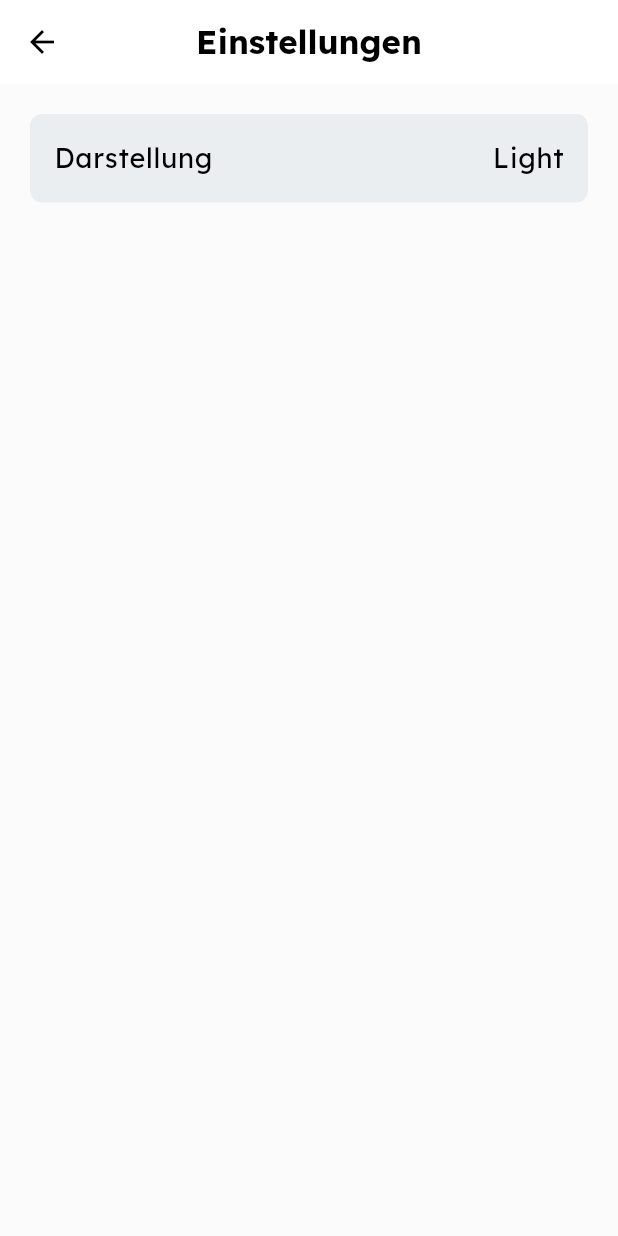
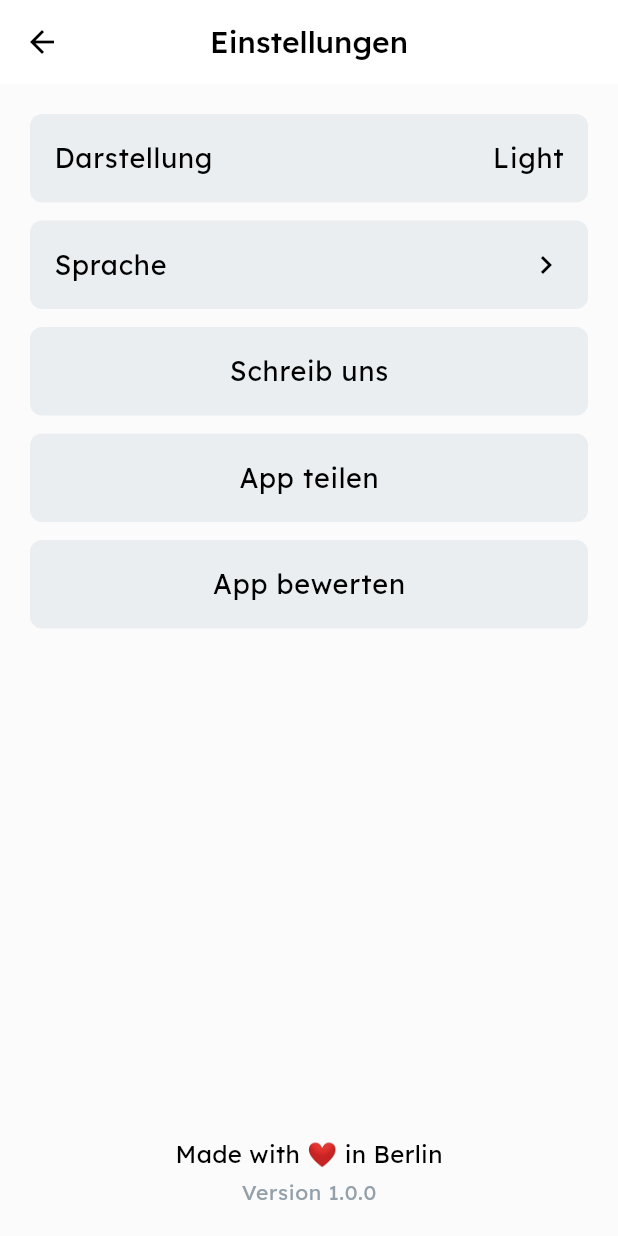
Before and after one commit to seanjanke/allergies-app, a Flutter app: the SettingsScreen screen opened by its route, on a phone screen of 412 x 824 dp. Run offline on Flutter 3.47's test engine with Material 3 defaults, Android fonts, the phone set to English and light mode, and no system bars; our stand-ins replace audioplayers, beamer, cloud_firestore, firebase_core, flutter_localization, flutter_slidable and 7 more; missing offline and left inert: haptic_feedback, multi_split_view, qr_code_scanner, sticky_grouped_list; accounts and stored records are empty; statements that could not run were skipped.

Commit message:
internationalization added

```diff
--- a/lib/app.dart
+++ b/lib/app.dart
@@ -1,18 +1,42 @@
 import 'package:allergies/core/about.dart';
+import 'package:allergies/core/locales.dart';
 import 'package:allergies/core/routing.dart';
 import 'package:allergies/core/theme/theme.dart';
 import 'package:allergies/data/controller/theme_controller.dart';
 import 'package:beamer/beamer.dart';
 import 'package:flutter/material.dart';
 import 'package:get/get.dart';
+import 'package:flutter_localization/flutter_localization.dart';
 
-class AllergiesApp extends StatelessWidget {
+class AllergiesApp extends StatefulWidget {
   const AllergiesApp({super.key});
 
   @override
+  State<AllergiesApp> createState() => _AllergiesAppState();
+}
+
+class _AllergiesAppState extends State<AllergiesApp> {
+  ThemeController controller = Get.put(ThemeController());
+
+  final FlutterLocalization localization = FlutterLocalization.instance;
+
+  void configureLocalization() {
+    localization.init(mapLocales: LOCALES, initLanguageCode: "en");
+    localization.onTranslatedLanguage = onTranslatedLanguage;
+  }
+
+  void onTranslatedLanguage(Locale? locale) {
+    setState(() {});
+  }
+
+  @override
+  void initState() {
+    configureLocalization();
+    super.initState();
+  }
+
+  @override
   Widget build(BuildContext context) {
-    ThemeController controller = Get.put(ThemeController());
-
     return Obx(
       () => GetMaterialApp.router(
         title: appName,
@@ -22,6 +46,8 @@ class AllergiesApp extends StatelessWidget {
         debugShowCheckedModeBanner: false,
         routeInformationParser: BeamerParser(),
         routerDelegate: routerDelegate,
+        supportedLocales: localization.supportedLocales,
+        localizationsDelegates: localization.localizationsDelegates,
       ),
     );
   }
--- a/lib/core/about.dart
+++ b/lib/core/about.dart
@@ -1 +1,2 @@
 const appName = "AllergienApp";
+const version = "1.0.0";
--- a/lib/core/routing.dart
+++ b/lib/core/routing.dart
@@ -2,6 +2,7 @@ import 'package:allergies/presentation/views/allergies/allergies_screen.dart';
 import 'package:allergies/presentation/views/history/history_screen.dart';
 import 'package:allergies/presentation/main_screen.dart';
 import 'package:allergies/presentation/views/scanner/scanner_screen.dart';
+import 'package:allergies/presentation/views/settings/pages/settings_language_screen.dart';
 import 'package:allergies/presentation/views/settings/settings_screen.dart';
 import 'package:beamer/beamer.dart';
 import 'package:flutter/material.dart';
@@ -34,6 +35,12 @@ final routerDelegate = BeamerDelegate(
             title: 'Einstellungen',
             child: SettingsScreen(),
           ),
+      SettingsLanguageScreen.routeName: (context, state, data) =>
+          const BeamPage(
+            key: ValueKey('settingsLanguage'),
+            title: 'Sprache',
+            child: SettingsLanguageScreen(),
+          ),
     },
   ).call,
 );
--- a/lib/core/theme/appbar_theme.dart
+++ b/lib/core/theme/appbar_theme.dart
@@ -7,7 +7,7 @@ var lightAppbarTheme = AppBarTheme(
   centerTitle: true,
   scrolledUnderElevation: 0,
   iconTheme: const IconThemeData(color: black),
-  titleTextStyle: lightTextTheme.headlineSmall,
+  titleTextStyle: lightTextTheme.labelLarge,
 );
 
 var darkAppbarTheme = AppBarTheme(
@@ -15,5 +15,5 @@ var darkAppbarTheme = AppBarTheme(
   centerTitle: true,
   scrolledUnderElevation: 0,
   iconTheme: const IconThemeData(color: neutral100),
-  titleTextStyle: darkTextTheme.headlineSmall,
+  titleTextStyle: darkTextTheme.labelLarge,
 );
--- a/lib/presentation/views/history/history_screen.dart
+++ b/lib/presentation/views/history/history_screen.dart
@@ -54,6 +54,7 @@ class _HistoryScreenState extends State<HistoryScreen> {
                       ),
                       stickyHeaderBackgroundColor:
                           Theme.of(context).scaffoldBackgroundColor,
+                      padding: EdgeInsets.zero,
                       groupSeparatorBuilder: (Food food) => Padding(
                         padding: smallPadding,
                         child: Text(
@@ -76,7 +77,7 @@ class _HistoryScreenState extends State<HistoryScreen> {
                                   .format(food.uploadTime!);
                             }
                           })(),
-                          style: Theme.of(context).textTheme.labelLarge,
+                          style: Theme.of(context).textTheme.labelMedium,
                         ),
                       ),
                       itemBuilder: (context, Food food) {
--- /dev/null
+++ b/lib/presentation/views/settings/components/settings_list_tile.dart
@@ -0,0 +1,78 @@
+import 'package:flutter/material.dart';
+
+import '../../../../core/theme/theme.dart';
+
+class SettingsListTile extends StatefulWidget {
+  final String title;
+  final VoidCallback onTap;
+  final Widget? trailing;
+
+  const SettingsListTile({
+    super.key,
+    required this.title,
+    required this.onTap,
+    this.trailing,
+  });
+
+  @override
+  State<SettingsListTile> createState() => _SettingsListTileState();
+}
+
+class _SettingsListTileState extends State<SettingsListTile> {
+  bool isTapped = false;
+  @override
+  Widget build(BuildContext context) {
+    return GestureDetector(
+      onTap: widget.onTap,
+      onTapDown: (details) {
+        setState(() {
+          isTapped = true;
+        });
+      },
+      onTapUp: (details) {
+        setState(() {
+          isTapped = false;
+        });
+      },
+      onTapCancel: () {
+        setState(() {
+          isTapped = false;
+        });
+      },
+      child: AnimatedContainer(
+        duration: const Duration(milliseconds: 100),
+        padding: isTapped ? const EdgeInsets.all(1) : EdgeInsets.zero,
+        child: AnimatedContainer(
+          duration: const Duration(milliseconds: 100),
+          width: isTapped ? double.infinity - 2 : double.infinity,
+          padding: isTapped
+              ? mediumPadding - const EdgeInsets.symmetric(vertical: 1)
+              : mediumPadding,
+          margin: const EdgeInsets.only(bottom: 12),
+          decoration: BoxDecoration(
+            color: Theme.of(context).colorScheme.surface,
+            borderRadius: smallCirular,
+          ),
+          child: widget.trailing != null
+              ? Row(
+                  mainAxisAlignment: MainAxisAlignment.spaceBetween,
+                  crossAxisAlignment: CrossAxisAlignment.center,
+                  children: [
+                    Text(
+                      widget.title,
+                      style: Theme.of(context).textTheme.bodyLarge,
+                    ),
+                    widget.trailing!
+                  ],
+                )
+              : Center(
+                  child: Text(
+                    widget.title,
+                    style: Theme.of(context).textTheme.bodyLarge,
+                  ),
+                ),
+        ),
+      ),
+    );
+  }
+}
--- a/lib/presentation/views/settings/settings_screen.dart
+++ b/lib/presentation/views/settings/settings_screen.dart
@@ -1,5 +1,8 @@
-import 'package:allergies/core/theme/theme.dart';
+import 'package:allergies/core/about.dart';
+import 'package:allergies/core/theme/scaling_system.dart';
 import 'package:allergies/data/controller/theme_controller.dart';
+import 'package:allergies/presentation/views/settings/components/settings_list_tile.dart';
+import 'package:allergies/presentation/views/settings/pages/settings_language_screen.dart';
 import 'package:beamer/beamer.dart';
 import 'package:flutter/material.dart';
 import 'package:get/get.dart';
@@ -11,7 +14,6 @@ class SettingsScreen extends StatelessWidget {
   @override
   Widget build(BuildContext context) {
     ThemeController themeController = Get.find();
-
     return Scaffold(
       appBar: AppBar(
         leading: IconButton(
@@ -26,36 +28,48 @@ class SettingsScreen extends StatelessWidget {
         minimum: const EdgeInsets.all(20),
         child: Column(
           mainAxisAlignment: MainAxisAlignment.start,
-          crossAxisAlignment: CrossAxisAlignment.start,
+          crossAxisAlignment: CrossAxisAlignment.center,
           children: [
-            GestureDetector(
+            SettingsListTile(
+              title: "Darstellung",
               onTap: () {
                 themeController.switchThroughThemes();
               },
-              child: Container(
-                width: double.infinity,
-                padding: mediumPadding,
-                decoration: BoxDecoration(
-                  color: Theme.of(context).colorScheme.surface,
-                  borderRadius: smallCirular,
-                ),
-                child: Row(
-                  mainAxisAlignment: MainAxisAlignment.spaceBetween,
-                  crossAxisAlignment: CrossAxisAlignment.center,
-                  children: [
-                    Text(
-                      "Darstellung",
-                      style: Theme.of(context).textTheme.bodyLarge,
-                    ),
-                    Obx(
-                      () => Text(
-                        themeController.themeMode.value.name.tr.capitalize!,
-                        style: Theme.of(context).textTheme.bodyLarge,
-                      ),
-                    ),
-                  ],
+              trailing: Obx(
+                () => Text(
+                  themeController.themeMode.value.name.tr.capitalize!,
+                  style: Theme.of(context).textTheme.bodyLarge,
                 ),
               ),
+            ),
+            SettingsListTile(
+              title: "Sprache",
+              onTap: () {
+                Beamer.of(context)
+                    .beamToNamed(SettingsLanguageScreen.routeName);
+              },
+              trailing: const Icon(Icons.chevron_right),
+            ),
+            SettingsListTile(
+              title: "Schreib uns",
+              onTap: () {},
+            ),
+            SettingsListTile(
+              title: "App teilen",
+              onTap: () {},
+            ),
+            SettingsListTile(
+              title: "App bewerten",
+              onTap: () {},
+            ),
+            const Spacer(),
+            const Text("Made with ❤️ in Berlin"),
+            extraSmallGap,
+            Text(
+              "Version $version",
+              style: Theme.of(context).textTheme.bodySmall!.copyWith(
+                    color: Theme.of(context).colorScheme.onSurfaceVariant,
+                  ),
             ),
           ],
         ),
--- a/pubspec.yaml
+++ b/pubspec.yaml
@@ -50,10 +50,11 @@ dependencies:
   multi_split_view: ^3.2.2
   font_awesome_flutter: ^10.7.0
   sticky_grouped_list: ^3.1.0
-  intl: ^0.19.0
+  intl: 0.18.1
   fluttertoast: ^8.2.6
   haptic_feedback: ^0.5.1+1
   audioplayers: ^6.0.0
+  flutter_localization: ^0.2.1
 
 dev_dependencies:
   flutter_test:
```
Also changed, not shown: lib/core/locales.dart (added, +24 -0 lines), lib/core/theme/color_palette.dart (+8 -8 lines), lib/presentation/main_screen.dart (+9 -12 lines), lib/presentation/views/settings/components/language_list_tile.dart (added, +84 -0 lines), lib/presentation/views/settings/pages/settings_language_screen.dart (added, +153 -0 lines), pubspec.lock, 6 other files.
